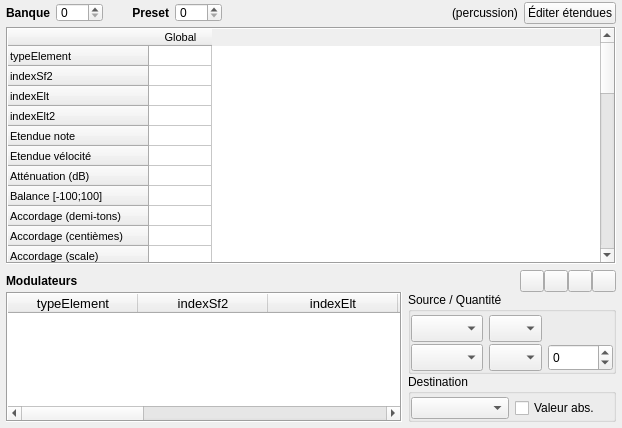
Qt form trunk/pages/page_prst.ui (davy7125/polyphone) before a commit.
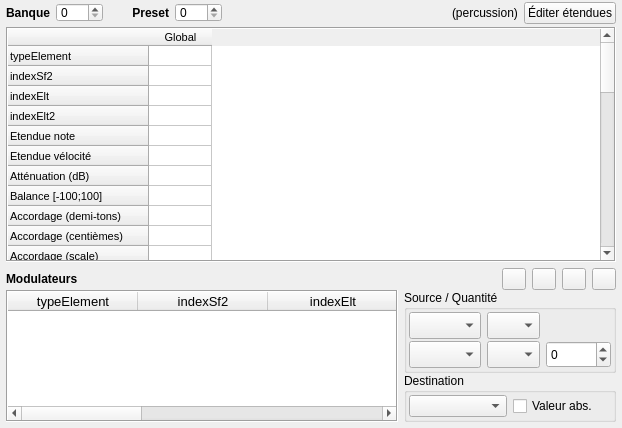
The same form after that commit. Icons and pictures are not drawn. Custom widgets are drawn as their Qt base class.

Patch:
```diff
--- a/trunk/pages/page_prst.ui
+++ b/trunk/pages/page_prst.ui
@@ -530,6 +530,9 @@
           </item>
           <item row="0" column="1">
            <layout class="QHBoxLayout" name="horizontalLayout_2">
+            <property name="spacing">
+             <number>6</number>
+            </property>
             <item>
              <spacer name="horizontalSpacer_2">
               <property name="orientation">
@@ -793,16 +796,16 @@
             </property>
             <layout class="QGridLayout" name="gridLayout_2">
              <property name="leftMargin">
-              <number>0</number>
+              <number>2</number>
              </property>
              <property name="topMargin">
-              <number>3</number>
+              <number>2</number>
              </property>
              <property name="rightMargin">
-              <number>0</number>
+              <number>2</number>
              </property>
              <property name="bottomMargin">
-              <number>0</number>
+              <number>2</number>
              </property>
              <property name="horizontalSpacing">
               <number>6</number>
@@ -924,16 +927,16 @@
             </property>
             <layout class="QGridLayout" name="gridLayout_3">
              <property name="leftMargin">
-              <number>0</number>
+              <number>2</number>
              </property>
              <property name="topMargin">
-              <number>3</number>
+              <number>2</number>
              </property>
              <property name="rightMargin">
-              <number>0</number>
+              <number>2</number>
              </property>
              <property name="bottomMargin">
-              <number>0</number>
+              <number>2</number>
              </property>
              <property name="verticalSpacing">
               <number>2</number>
```
